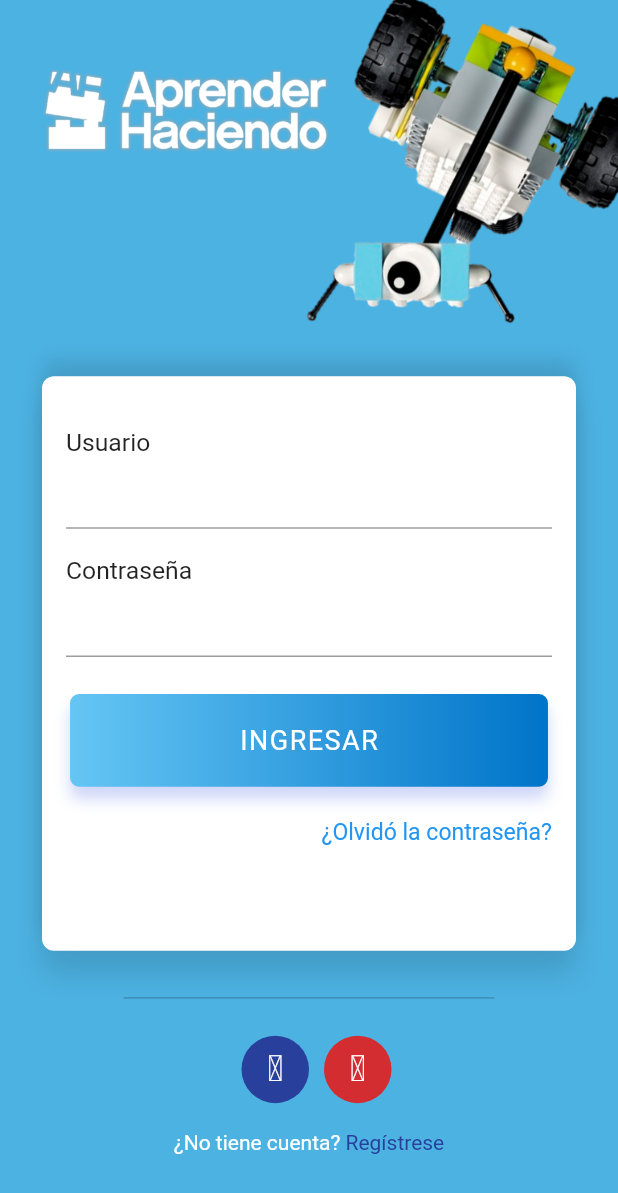
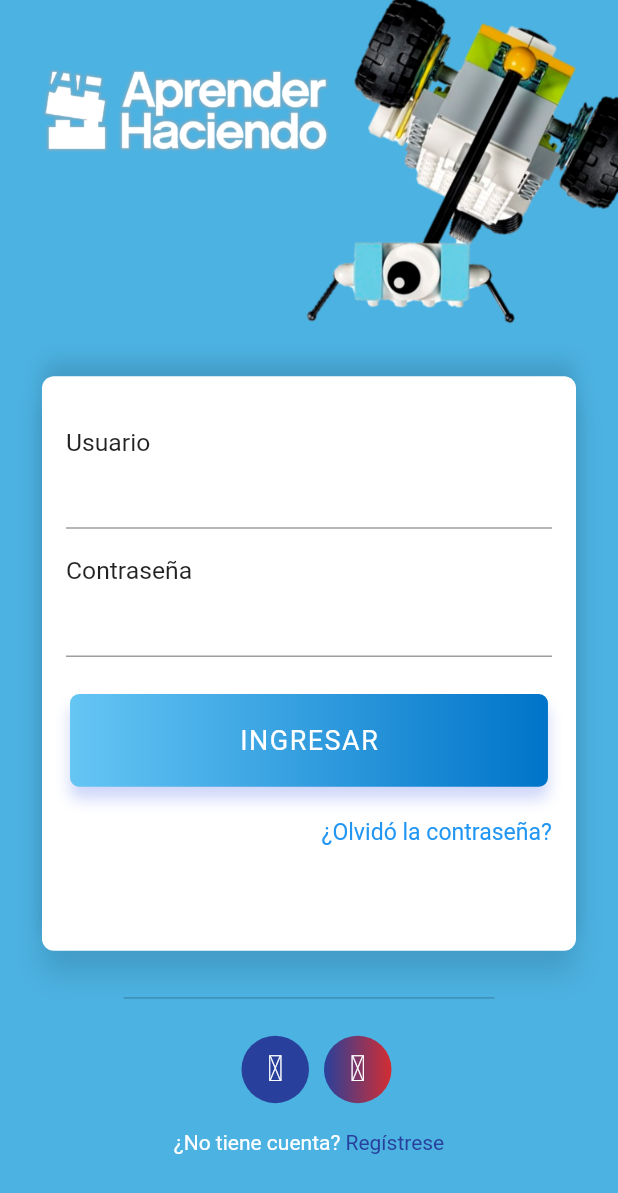
Before and after one commit to Edo08/AprenderHaciendoApp, a Flutter app: the screen it shows after launch, on a phone screen of 412 x 824 dp. Shown: the top 1193 px of the screen. Run offline on Flutter 3.47's test engine with Material 2 defaults, Android fonts, the phone set to English and light mode, and no system bars; our stand-ins replace flutter_screenutil; Roboto replaces fonts that are missing (Poppins-Bold, Poppins-Medium).

Commit message:
Version1.1

```diff
--- a/lib/main.dart
+++ b/lib/main.dart
@@ -112,7 +112,7 @@ class _MyAppState extends State<MyApp> {
                       ),
                       SocialIcon(
                         colors: [
-                          Color(0xFFd32d32),
+                          Color(0xFF28409b),
                           Color(0xFFd32d32),
                         ],
                         iconData: CustomIcons.googlePlus,
```
